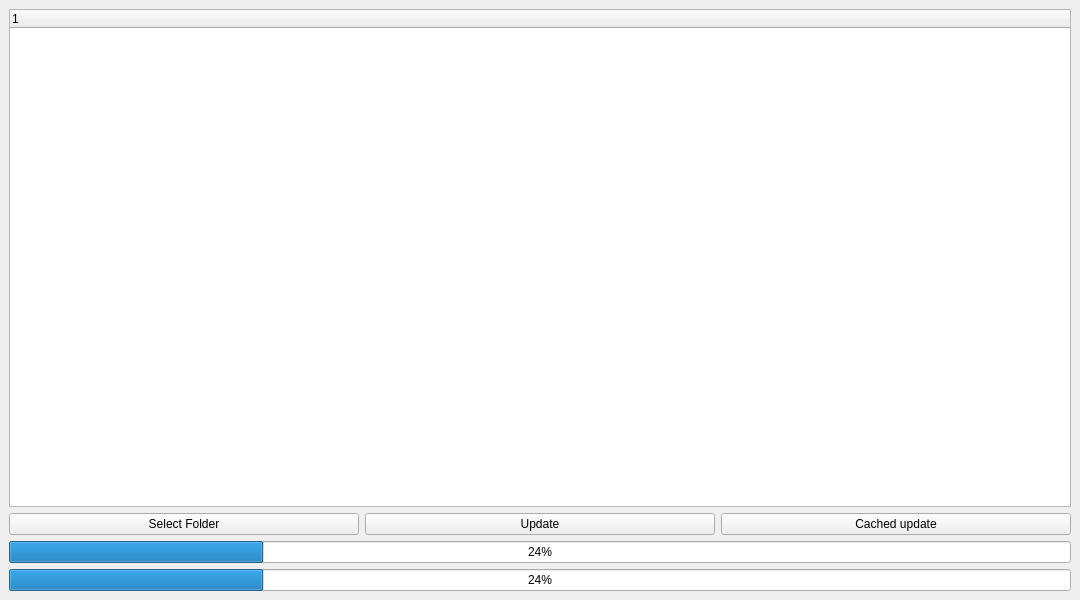
First picture: the form in mainwindow.ui, repository siziakov/SevenWaysUpdater, before the edit.
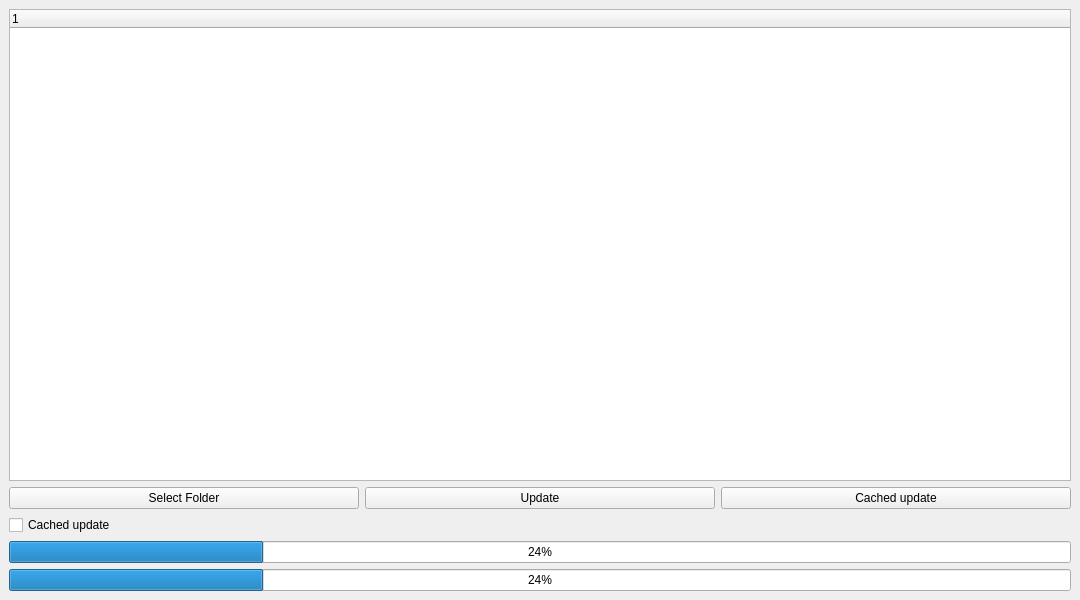
Second picture: the form after the edit.

What changed in the file:
```diff
--- a/mainwindow.ui
+++ b/mainwindow.ui
@@ -73,6 +73,13 @@
       </item>
      </layout>
     </item>
+    <item>
+     <widget class="QCheckBox" name="cbCachedUpdate">
+      <property name="text">
+       <string>Cached update</string>
+      </property>
+     </widget>
+    </item>
     <item>
      <widget class="QProgressBar" name="progressBar">
       <property name="value">
```
